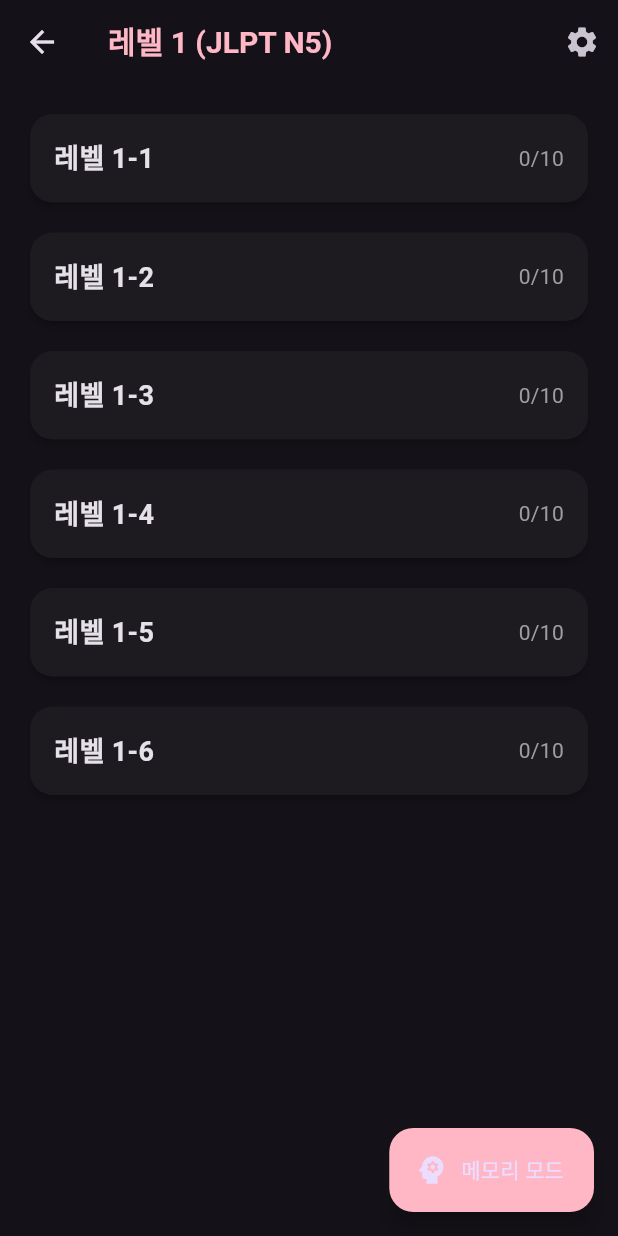
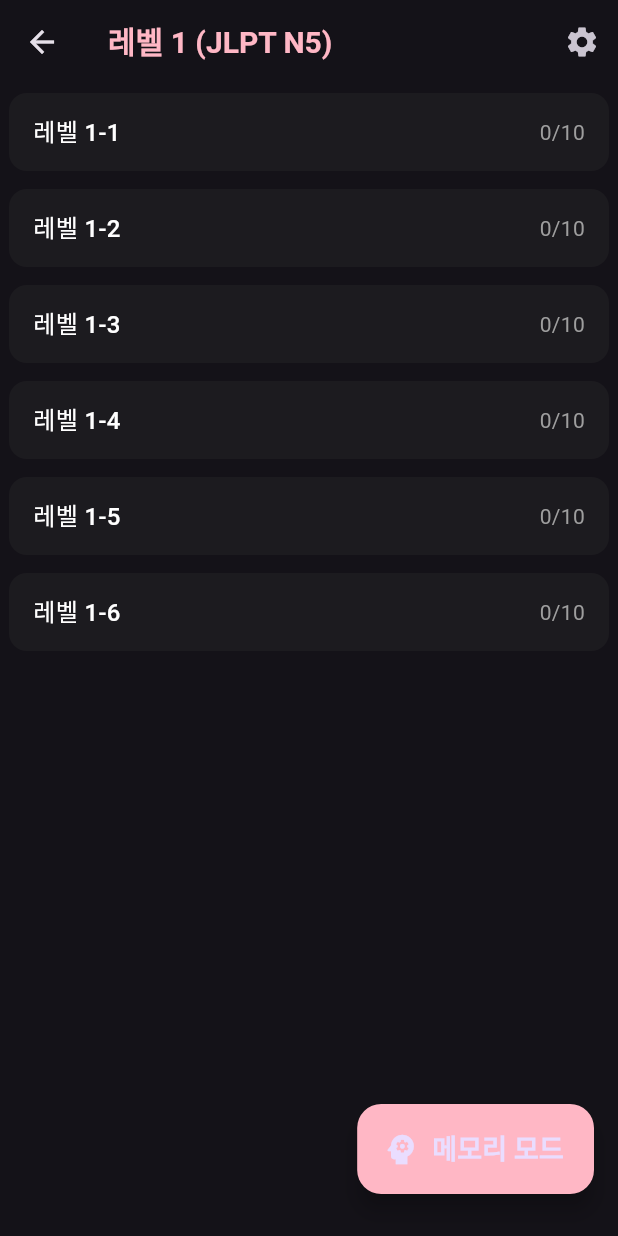
Before and after one commit to yoosukkim-create/Japanese, a Flutter app: the screen it shows after launch, after a tap on "레벨 1 (JLPT N5)", on a phone screen of 412 x 824 dp. Run offline on Flutter 3.47's test engine with Material 3 defaults, Android fonts, the phone set to English and light mode, and no system bars; our stand-ins replace shared_preferences.

Commit message:
fix: update whole UI

```diff
--- a/lib/main.dart
+++ b/lib/main.dart
@@ -59,6 +59,9 @@ class _HomeScreenState extends State<HomeScreen> {
   String _error = '';
   List<JapaneseLevel> _levels = [];
   Timer? _debounce;
+  bool isDarkMode(BuildContext context) {
+    return Theme.of(context).brightness == Brightness.dark;
+  }
 
   @override
   void initState() {
@@ -126,25 +129,27 @@ class _HomeScreenState extends State<HomeScreen> {
       }
     });
   }
-
-  // 최근 본 단어장 위젯
   Widget _buildRecentLists(StudyProvider studyProvider, ThemeProvider themeProvider) {
-    return Column(
+    return Card(
+      margin: const EdgeInsets.symmetric(horizontal: 16, vertical: 8),
+      color: isDarkMode(context)  ? const Color(0xFF1C1B1F) : Theme.of(context).scaffoldBackgroundColor,
+      elevation: isDarkMode(context)  ? 0 : 2,
+      shape: RoundedRectangleBorder(
+        borderRadius: BorderRadius.circular(12.0),
+      ),
+      child: Column(
         crossAxisAlignment: CrossAxisAlignment.start,
         children: [
+          // 타이틀
           Padding(
-          padding: const EdgeInsets.fromLTRB(16, 8, 16, 8),
+            padding: const EdgeInsets.fromLTRB(6, 16, 16, 8),
             child: Row(
               children: [
-              const Icon(
-                Icons.push_pin,
-                size: 18,
-              ),
                 const SizedBox(width: 8),
                 Text(
                   '최근 본 단어장',
                   style: TextStyle(
-                  fontSize: 16,
+                    fontSize: 14,
                     fontWeight: FontWeight.bold,
                     color: themeProvider.mainColor,
                   ),
@@ -153,37 +158,20 @@ class _HomeScreenState extends State<HomeScreen> {
             ),
           ),
 
-        Card(
-          margin: const EdgeInsets.symmetric(horizontal: 16, vertical: 4),
-          child: studyProvider.recentWordLists.isEmpty
-            ? const ListTile(
-                title: Text(
+          // 내용
+          if (studyProvider.recentWordLists.isEmpty)
+            const Padding(
+              padding: EdgeInsets.symmetric(horizontal: 16.0, vertical: 12.0),
+              child: Text(
                 '아직 확인한 단어장이 없습니다',
                 style: TextStyle(
-                    color: Colors.grey,
-                    fontSize: 14,
-                  ),
-                ),
-              )
-            : ListTile(
-                title: Text(
-                  studyProvider.recentWordLists[0]['title'].toString(),
-                  style: const TextStyle(
-                    fontSize: 16,
-                    fontWeight: FontWeight.w500,
-                  ),
-                ),
-                trailing: Text(
-                  studyProvider.getProgressText(
-                    List<Map<String, dynamic>>.from(
-                      studyProvider.recentWordLists[0]['words'] as List
-                    )
-                  ),
-                  style: const TextStyle(
                   fontSize: 14,
                   color: Colors.grey,
                 ),
               ),
+            )
+          else
+            InkWell(
               onTap: () {
                 Navigator.push(
                   context,
@@ -191,37 +179,70 @@ class _HomeScreenState extends State<HomeScreen> {
                     builder: (context) => WordListScreen(
                       title: studyProvider.recentWordLists[0]['title'].toString(),
                       words: List<Map<String, dynamic>>.from(
-                          studyProvider.recentWordLists[0]['words'] as List
+                        studyProvider.recentWordLists[0]['words'] as List,
                       ),
                     ),
                   ),
                 );
               },
+              child: Padding(
+                padding: const EdgeInsets.symmetric(horizontal: 16.0, vertical: 12.0),
+                child: Row(
+                  mainAxisAlignment: MainAxisAlignment.spaceBetween,
+                  children: [
+                    Text(
+                      studyProvider.recentWordLists[0]['title'].toString(),
+                      style: TextStyle(
+                        fontSize: 16,
+                        fontWeight: FontWeight.w500,
+                        color:  isDarkMode(context)  ? Colors.white : Colors.black87,
+                      ),
+                    ),
+                    Text(
+                      studyProvider.getProgressText(
+                        List<Map<String, dynamic>>.from(
+                          studyProvider.recentWordLists[0]['words'] as List,
+                        ),
+                      ),
+                      style: const TextStyle(
+                        fontSize: 14,
+                        color: Colors.grey,
+                      ),
+                    ),
+                  ],
+                ),
               ),
             ),
 
-        const SizedBox(height: 16),
+          const SizedBox(height: 8),
         ],
+      ),
     );
   }
 
+
+
   Widget _buildBasicWordList(List<JapaneseLevel> levels, ThemeProvider themeProvider) {
-    return Column(
+    return Card(
+      margin: const EdgeInsets.symmetric(horizontal: 16, vertical: 8),
+      color: isDarkMode(context)  ? const Color(0xFF1C1B1F) : Theme.of(context).scaffoldBackgroundColor,
+      elevation: isDarkMode(context)  ? 0 : 2,
+      shape: RoundedRectangleBorder(
+        borderRadius: BorderRadius.circular(12.0),
+      ),
+      child: Column(
         crossAxisAlignment: CrossAxisAlignment.start,
         children: [
+          // 타이틀
           Padding(
-          padding: const EdgeInsets.fromLTRB(16, 8, 16, 8),
+            padding: const EdgeInsets.fromLTRB(6, 16, 16, 8),
             child: Row(
               children: [
-              const Icon(
-                Icons.menu_book,
-                size: 18,
-              ),
                 const SizedBox(width: 8),
                 Text(
                   '기본 단어장',
                   style: TextStyle(
-                  fontSize: 16,
+                    fontSize: 14,
                     fontWeight: FontWeight.bold,
                     color: themeProvider.mainColor,
                   ),
@@ -229,14 +250,8 @@ class _HomeScreenState extends State<HomeScreen> {
               ],
             ),
           ),
-        Card(
-          margin: const EdgeInsets.symmetric(horizontal: 16, vertical: 4),
-          color: const Color(0xFF1C1B1F),  // 다크 모드 카드 색상
-          shape: RoundedRectangleBorder(
-            borderRadius: BorderRadius.circular(12.0),
-          ),
-          child: Column(
-            children: levels.map((level) {
+
+          ...levels.map((level) {
             return InkWell(
               onTap: () {
                 Navigator.push(
@@ -253,9 +268,9 @@ class _HomeScreenState extends State<HomeScreen> {
                   children: [
                     Text(
                       level.title,
-                        style: const TextStyle(
+                      style: TextStyle(
                         fontSize: 16,
-                          color: Colors.white,
+                        color:  isDarkMode(context)  ? Colors.white : Colors.black87,
                       ),
                     ),
                     Consumer<StudyProvider>(
@@ -280,30 +295,35 @@ class _HomeScreenState extends State<HomeScreen> {
               ),
             );
           }).toList(),
+
+          const SizedBox(height: 8),
+        ],
       ),
-        ),
-        const SizedBox(height: 16),
-      ],
     );
   }
 
+
   Widget _buildCustomWordbooks(BuildContext context, ThemeProvider themeProvider) {
-    return Column(
+    return Card(
+      margin: const EdgeInsets.symmetric(horizontal: 16, vertical: 8),
+      color: isDarkMode(context)  ? const Color(0xFF1C1B1F) : Theme.of(context).scaffoldBackgroundColor,
+      elevation: isDarkMode(context)  ? 0 : 2,
+      shape: RoundedRectangleBorder(
+        borderRadius: BorderRadius.circular(12.0),
+      ),
+      child: Column(
         crossAxisAlignment: CrossAxisAlignment.start,
         children: [
+          // 타이틀
           Padding(
-          padding: const EdgeInsets.fromLTRB(16, 8, 16, 8),
+            padding: const EdgeInsets.fromLTRB(6, 16, 16, 8),
             child: Row(
               children: [
-              const Icon(
-                Icons.edit_note,
-                size: 18,
-              ),
                 const SizedBox(width: 8),
                 Text(
                   '커스텀 단어장',
                   style: TextStyle(
-                  fontSize: 16,
+                    fontSize: 14,
                     fontWeight: FontWeight.bold,
                     color: themeProvider.mainColor,
                   ),
@@ -311,17 +331,10 @@ class _HomeScreenState extends State<HomeScreen> {
               ],
             ),
           ),
-        Card(
-          margin: const EdgeInsets.symmetric(horizontal: 16, vertical: 4),
-          color: const Color(0xFF1C1B1F),
-          shape: RoundedRectangleBorder(
-            borderRadius: BorderRadius.circular(12.0),
-          ),
-          child: const Padding(
-            padding: EdgeInsets.symmetric(horizontal: 16.0, vertical: 16.0),
-            child: Row(
-              children: [
-                Text(
+
+          const Padding(
+            padding: EdgeInsets.fromLTRB(16, 12, 16, 16),
+            child: Text(
               'Coming soon...',
               style: TextStyle(
                 fontSize: 16,
@@ -329,14 +342,12 @@ class _HomeScreenState extends State<HomeScreen> {
                 fontStyle: FontStyle.italic,
               ),
             ),
+          ),
         ],
       ),
-          ),
-        ),
-        const SizedBox(height: 16),
-      ],
     );
   }
+
 
   @override
   Widget build(BuildContext context) {
--- a/lib/views/screens/memory_mode_screen.dart
+++ b/lib/views/screens/memory_mode_screen.dart
@@ -275,13 +275,12 @@ class _MemoryModeScreenState extends State<MemoryModeScreen> {
         return Scaffold(
           appBar: AppBar(
             title: Text(
-              '${widget.level.title} - 메모리 모드',
+              '${widget.level.title}',
               style: TextStyle(
                 color: themeProvider.mainColor,
                 fontWeight: FontWeight.w600,
               ),
             ),
-            backgroundColor: Colors.white,
             elevation: 0,
           ),
           body: Padding(
--- a/lib/views/screens/sublevel_screen.dart
+++ b/lib/views/screens/sublevel_screen.dart
@@ -6,14 +6,17 @@ import '../../providers/theme_provider.dart';
 import 'settings_screen.dart';
 import '../../providers/study_provider.dart';
 import 'memory_mode_screen.dart';
+class SubLevelScreen extends StatelessWidget {
 
-// 서브 레벨 선택 화면
-class SubLevelScreen extends StatelessWidget {
   final JapaneseLevel level;
 
   const SubLevelScreen({Key? key, required this.level}) : super(key: key);
 
   @override
+  bool isDarkMode(BuildContext context) => Theme.of(context).brightness == Brightness.dark;
+  Color cardColor(BuildContext context) => isDarkMode(context) ? const Color(0xFF1C1B1F) : Theme.of(context).scaffoldBackgroundColor;// const Color(0xFFF8F4F6);
+  double cardElevation(BuildContext context) => isDarkMode(context) ? 0.0 : 2.0;
+  Color textColor(BuildContext context) => isDarkMode(context) ? Colors.white : Colors.black87;
   Widget build(BuildContext context) {
     final themeProvider = Provider.of<ThemeProvider>(context);
     final studyProvider = Provider.of<StudyProvider>(context);
@@ -41,26 +44,28 @@ class SubLevelScreen extends StatelessWidget {
         ],
       ),
       body: ListView.builder(
-        padding: const EdgeInsets.all(16.0),
+        padding: const EdgeInsets.all(6.0),
         itemCount: level.subLevels.length,
         itemBuilder: (context, index) {
           String key = level.subLevels.keys.elementAt(index);
-          return Padding(
-            padding: const EdgeInsets.only(bottom: 12.0),
-            child: Card(
-              elevation: 2,
+          final sublevel = level.subLevels[key]!;
+
+          return Card(
+            color: cardColor(context),
+            elevation:cardElevation(context),
+            margin: const EdgeInsets.only(bottom: 12.0),
             shape: RoundedRectangleBorder(
-                borderRadius: BorderRadius.circular(15.0),
+              borderRadius: BorderRadius.circular(12.0),
             ),
             child: InkWell(
-                borderRadius: BorderRadius.circular(15.0),
+              borderRadius: BorderRadius.circular(12.0),
               onTap: () {
                 Navigator.push(
                   context,
                   MaterialPageRoute(
                     builder: (context) => WordListScreen(
                       title: key,
-                        words: level.subLevels[key]!.words.map((word) => {
+                      words: sublevel.words.map((word) => {
                         'id': word.id,
                         '단어': word.word,
                         '읽기': word.reading,
@@ -71,21 +76,24 @@ class SubLevelScreen extends StatelessWidget {
                 );
               },
               child: Padding(
-                  padding: const EdgeInsets.all(16.0),
+                padding: const EdgeInsets.symmetric(horizontal: 16.0, vertical: 14.0),
                 child: Row(
                   mainAxisAlignment: MainAxisAlignment.spaceBetween,
                   children: [
+                    Row(
+                      children: [
                         Text(
                           key,
-                        style: const TextStyle(
-                          fontSize: 18,
-                          fontWeight: FontWeight.bold,
+                          style: TextStyle(
+                            fontSize: 16,
+                            fontWeight: FontWeight.w500,
+                            color: textColor(context),
                           ),
                         ),
+                      ],
+                    ),
                     Text(
-                        studyProvider.getSubLevelProgressText(
-                          level.subLevels[key]!.words,
-                        ),
+                      studyProvider.getSubLevelProgressText(sublevel.words),
                       style: const TextStyle(
                         fontSize: 14,
                         color: Colors.grey,
@@ -95,11 +103,14 @@ class SubLevelScreen extends StatelessWidget {
                 ),
               ),
             ),
-            ),
           );
         },
       ),
-      floatingActionButton: FloatingActionButton.extended(
+      floatingActionButton: Padding(
+        padding: const EdgeInsets.only(bottom: 12.0), // 약간 띄워주기
+        child: SizedBox(
+          height: 60, // 💡 기존보다 큼직한 높이
+          child: FloatingActionButton.extended(
             onPressed: () {
               Navigator.push(
                 context,
@@ -109,9 +120,21 @@ class SubLevelScreen extends StatelessWidget {
               );
             },
             backgroundColor: themeProvider.mainColor,
-        label: const Text('메모리 모드'),
-        icon: const Icon(Icons.psychology),
+            label: const Text(
+              '메모리 모드',
+              style: TextStyle(
+                fontSize: 18, // 💡 글자도 크게!
+                fontWeight: FontWeight.bold,
               ),
+            ),
+            icon: const Icon(
+              Icons.psychology,
+              size: 26, // 💡 아이콘도 키움!
+            ),
+          ),
+        ),
+      ),
+
     );
   }
 }
```
Lines whose indentation alone changed are shown as unchanged.
